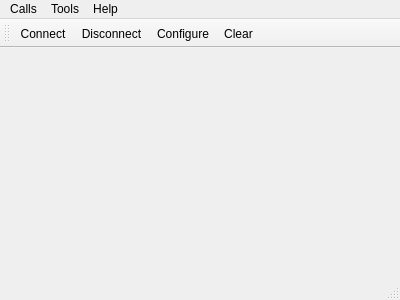
sufengfeng/cangaroo, file src/mainwindow_terminal.ui: the form before one commit.
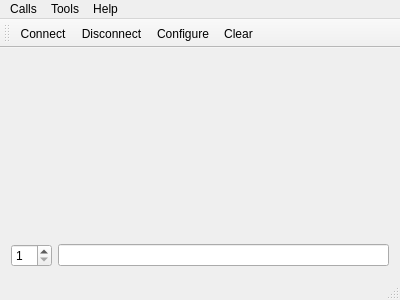
The form after the commit. Icons and pictures are not drawn. Custom widgets are drawn as their Qt base class.

```diff
--- a/src/mainwindow_terminal.ui
+++ b/src/mainwindow_terminal.ui
@@ -14,7 +14,31 @@
    <string>Simple Terminal</string>
   </property>
   <widget class="QWidget" name="centralWidget">
-   <layout class="QVBoxLayout" name="verticalLayout"/>
+   <layout class="QVBoxLayout" name="verticalLayout" stretch="1,0">
+    <item>
+     <widget class="Console" name="widget" native="true"/>
+    </item>
+    <item>
+     <layout class="QHBoxLayout" name="horizontalLayout">
+      <item>
+       <widget class="QSpinBox" name="spinBox">
+        <property name="minimum">
+         <number>1</number>
+        </property>
+        <property name="maximum">
+         <number>32</number>
+        </property>
+        <property name="value">
+         <number>1</number>
+        </property>
+       </widget>
+      </item>
+      <item>
+       <widget class="QLineEdit" name="lineEdit"/>
+      </item>
+     </layout>
+    </item>
+   </layout>
   </widget>
   <widget class="QMenuBar" name="menuBar">
    <property name="geometry">
@@ -182,6 +206,14 @@
   </action>
  </widget>
  <layoutdefault spacing="6" margin="11"/>
+ <customwidgets>
+  <customwidget>
+   <class>Console</class>
+   <extends>QWidget</extends>
+   <header location="global">console.h</header>
+   <container>1</container>
+  </customwidget>
+ </customwidgets>
  <resources>
   <include location="cangaroo.qrc"/>
  </resources>
```
Left out of the diff: 8 changed lines with no effect on the pictures.
